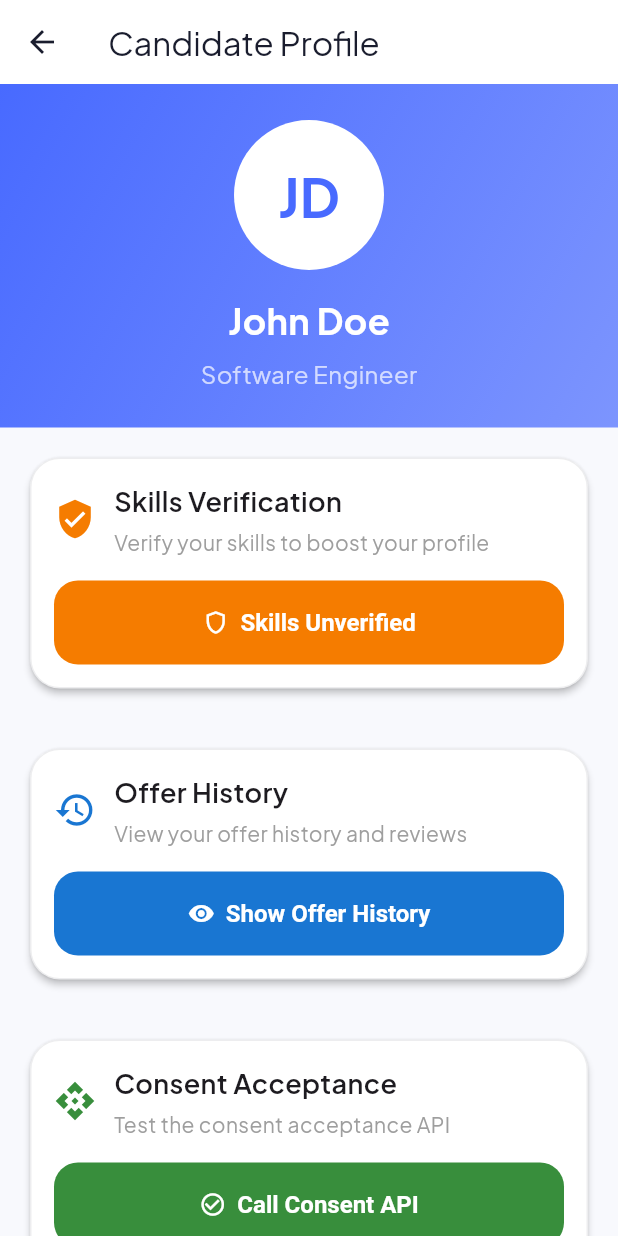
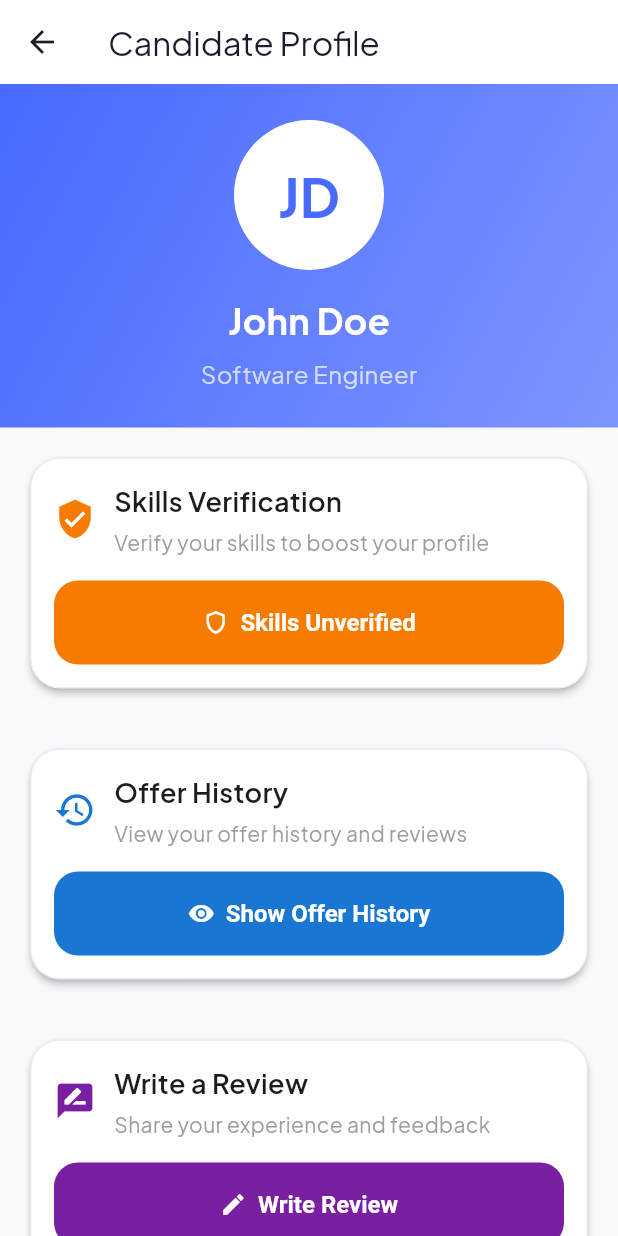
Before and after one commit to Rajdeep-Das/focal.app, a Flutter app: the CandidateProfileScreen screen opened directly, on a phone screen of 412 x 824 dp. Run offline on Flutter 3.47's test engine with Material 3 defaults, Android fonts, the light colour scheme and no system bars; our stand-ins replace fl_chart, flutter_local_notifications, google_fonts, hive, hive_flutter, shared_preferences and 1 more; missing offline and left inert: flutter_inappwebview; accounts and stored records are empty.

Commit message:
Added Write A Review

```diff
--- a/lib/screens/candidate_profile_screen.dart
+++ b/lib/screens/candidate_profile_screen.dart
@@ -3,6 +3,7 @@ import '../models/candidate_model.dart';
 import '../services/screenx_api_service.dart';
 import 'skills_verification_screen.dart';
 import 'offer_history_screen.dart';
+import 'write_review_screen.dart';
 
 class CandidateProfileScreen extends StatefulWidget {
   final CandidateModel candidate;
@@ -276,6 +277,82 @@ class _CandidateProfileScreenState extends State<CandidateProfileScreen> {
               ),
             ),
 
+            // Write Review section
+            Padding(
+              padding: const EdgeInsets.all(16),
+              child: Card(
+                elevation: 2,
+                child: Padding(
+                  padding: const EdgeInsets.all(16),
+                  child: Column(
+                    crossAxisAlignment: CrossAxisAlignment.start,
+                    children: [
+                      Row(
+                        children: [
+                          Icon(
+                            Icons.rate_review,
+                            color: Colors.purple[700],
+                            size: 28,
+                          ),
+                          const SizedBox(width: 12),
+                          const Expanded(
+                            child: Column(
+                              crossAxisAlignment: CrossAxisAlignment.start,
+                              children: [
+                                Text(
+                                  'Write a Review',
+                                  style: TextStyle(
+                                    fontSize: 18,
+                                    fontWeight: FontWeight.w600,
+                                  ),
+                                ),
+                                SizedBox(height: 4),
+                                Text(
+                                  'Share your experience and feedback',
+                                  style: TextStyle(
+                                    fontSize: 14,
+                                    color: Colors.grey,
+                                  ),
+                                ),
+                              ],
+                            ),
+                          ),
+                        ],
+                      ),
+                      const SizedBox(height: 16),
+                      SizedBox(
+                        width: double.infinity,
+                        child: ElevatedButton.icon(
+                          onPressed: () {
+                            Navigator.push(
+                              context,
+                              MaterialPageRoute(
+                                builder: (context) => const WriteReviewScreen(),
+                              ),
+                            );
+                          },
+                          icon: const Icon(Icons.edit),
+                          label: const Text('Write Review'),
+                          style: ElevatedButton.styleFrom(
+                            backgroundColor: Colors.purple[700],
+                            foregroundColor: Colors.white,
+                            padding: const EdgeInsets.symmetric(
+                              vertical: 14,
+                              horizontal: 24,
+                            ),
+                            textStyle: const TextStyle(
+                              fontSize: 16,
+                              fontWeight: FontWeight.w600,
+                            ),
+                          ),
+                        ),
+                      ),
+                    ],
+                  ),
+                ),
+              ),
+            ),
+
             // Consent API Test section
             Padding(
               padding: const EdgeInsets.all(16),
```
Also changed, not shown: lib/screens/write_review_screen.dart (added, +437 -0 lines).
